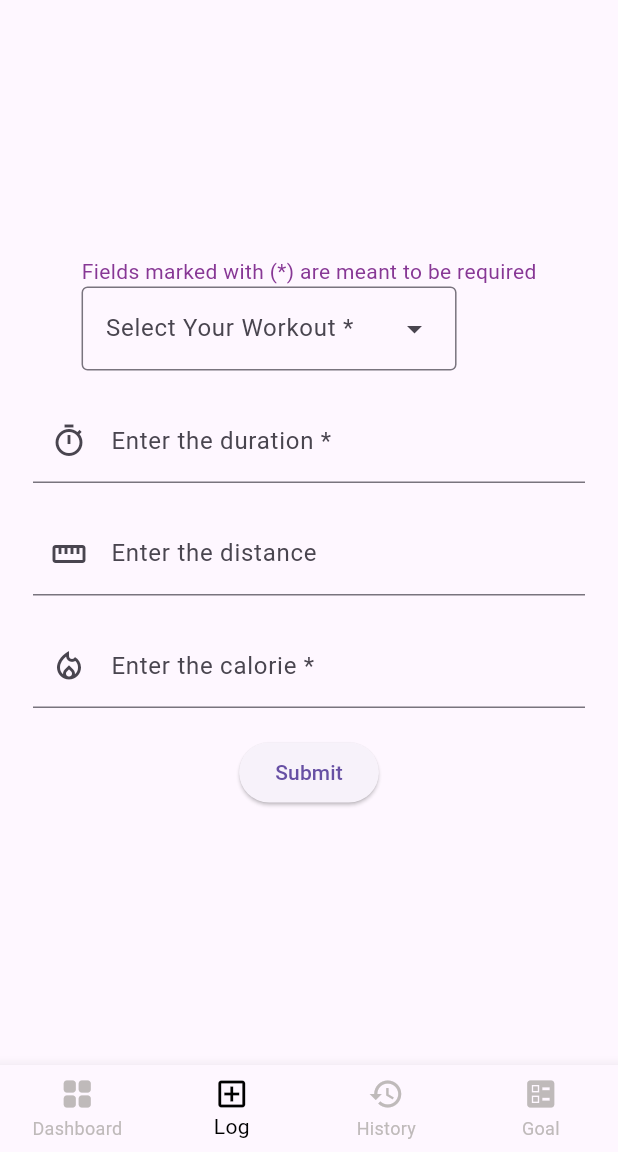
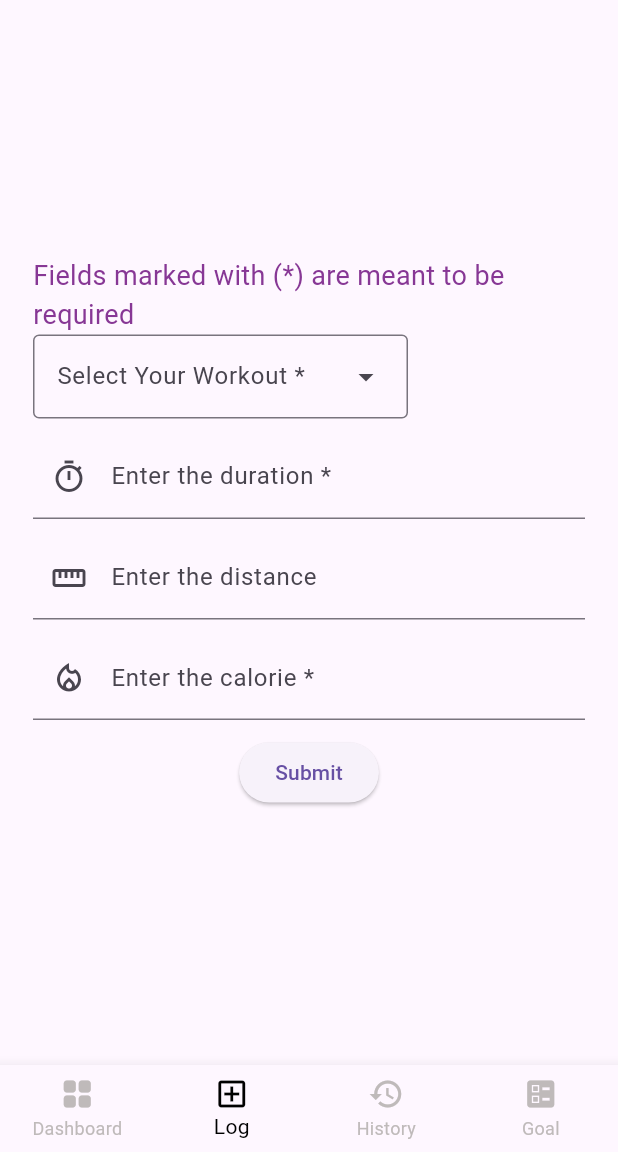
Before and after one commit to ShivahariRukesh/intern-projects, a Flutter app: the screen it shows after launch, item 2 of the bottom bar chosen, on a phone screen of 412 x 824 dp, the part 84-1236 px from its top. Run offline on Flutter 3.47's test engine with Material 3 defaults, Android fonts, the light colour scheme and no system bars; our stand-ins replace fl_chart.

Commit message:
refactor: implement theme for other widgets and write document comments to app theme file

```diff
--- a/fitness_tracker_app/lib/theme/app_theme.dart
+++ b/fitness_tracker_app/lib/theme/app_theme.dart
@@ -1,12 +1,21 @@
 import 'package:flutter/material.dart';
 
+/// A centralized class that holds all color constants
+/// used throughout the application for both light and dark themes.
+///
+/// This helps maintain consistency and makes it easier
+/// to update colors in one place.
 class AppColor {
+  // Dark Theme Colors
+  /// Primary color used in dark theme (main accents, highlights)
   static const darkThemePrimaryColor = Color.fromARGB(
     255,
     178,
     156,
     45,
   );
+
+  /// Secondary color used in dark theme (inactive elements, tiles, etc.)
   static const darkThemeSecondaryColor = Color.fromARGB(
     255,
     89,
@@ -14,63 +23,210 @@ class AppColor {
     89,
   );
 
+  /// Background color for dark theme screens
   static const darkThemeBackgroundColor = Colors.black;
 
+  // Light Theme Colors
+  /// Primary color used in light theme (main text, icons)
   static const lightThemePrimaryColor = Colors.black;
+
+  /// Secondary color used in light theme (subtle UI elements)
   static const lightThemeSecondaryColor = Color.fromARGB(
     255,
     191,
     186,
     186,
   );
+
+  /// Background color for light theme screens
   static const lightThemeBackgroundColor = Colors.white;
 }
 
+/// Light Theme Configuration
+///
+/// This defines the visual styling for the app when
+/// running in light mode.
 final ThemeData lightTheme = ThemeData.light().copyWith(
+  /// Primary color used across the app
   primaryColor: AppColor.lightThemePrimaryColor,
 
+  /// Custom color scheme adjustments
   colorScheme: ThemeData.light().colorScheme.copyWith(
+    /// Secondary color used for accents and highlights
     secondary: AppColor.lightThemeSecondaryColor,
   ),
+
+  /// Floating Action Button styling
+  floatingActionButtonTheme: FloatingActionButtonThemeData(
+    backgroundColor: AppColor.lightThemeSecondaryColor,
+  ),
+
+  /// Global text styling for the app
+  textTheme: TextTheme(
+    /// Medium display text (e.g., section titles)
+    displayMedium: TextStyle(
+      fontSize: 18,
+      color: Colors.black,
+    ),
+
+    /// Smaller display text
+    displaySmall: TextStyle(
+      fontSize: 14,
+      color: Colors.black,
+    ),
+
+    /// Small body text
+    bodySmall: TextStyle(
+      fontSize: 14,
+      color: AppColor.lightThemePrimaryColor,
+    ),
+
+    /// Default body text
+    bodyMedium: TextStyle(
+      fontSize: 18,
+      color: AppColor.lightThemePrimaryColor,
+    ),
+  ),
+
+  /// Bottom navigation bar styling
   bottomNavigationBarTheme:
       const BottomNavigationBarThemeData(
+        /// Color for selected item
         selectedItemColor: AppColor.lightThemePrimaryColor,
+
+        /// Color for unselected items
         unselectedItemColor:
             AppColor.lightThemeSecondaryColor,
+
+        /// Fixes shifting behavior
         type: BottomNavigationBarType.fixed,
       ),
 
+  /// ListTile styling (used in lists, menus, etc.)
   listTileTheme: ListTileThemeData(
+    /// Background color of each tile
     tileColor: AppColor.lightThemeSecondaryColor,
+
+    /// Text color inside tiles
     textColor: AppColor.lightThemePrimaryColor,
+
+    /// Icon color inside tiles
     iconColor: AppColor.lightThemePrimaryColor,
+
+    /// Rounded corners for tiles
     shape: RoundedRectangleBorder(
       borderRadius: BorderRadius.circular(12),
     ),
   ),
 );
 
+/// Dark Theme Configuration
+///
+/// This defines the visual styling for the app when
+/// running in dark mode.
 final ThemeData darkTheme = ThemeData.dark().copyWith(
+  /// Primary color used across the app
   primaryColor: AppColor.darkThemePrimaryColor,
 
+  /// Custom color scheme adjustments
   colorScheme: ThemeData.dark().colorScheme.copyWith(
+    /// Secondary color for accents
     secondary: AppColor.darkThemeSecondaryColor,
+    surface: AppColor.darkThemeBackgroundColor,
   ),
+
+  /// Floating Action Button styling
+  floatingActionButtonTheme: FloatingActionButtonThemeData(
+    backgroundColor: AppColor.darkThemePrimaryColor,
+  ),
+
+  /// Global text styling
+  textTheme: TextTheme(
+    /// Medium display text
+    displayMedium: TextStyle(
+      fontSize: 18,
+      color: Colors.white,
+    ),
+
+    /// Small display text
+    displaySmall: TextStyle(
+      fontSize: 14,
+      color: Colors.white,
+    ),
+
+    /// Small body text
+    bodySmall: TextStyle(
+      fontSize: 14,
+      color: AppColor.darkThemePrimaryColor,
+    ),
+
+    /// Default body text
+    bodyMedium: TextStyle(
+      fontSize: 18,
+      color: AppColor.darkThemePrimaryColor,
+    ),
+
+    /// Large body text
+    bodyLarge: TextStyle(
+      fontSize: 20,
+      color: AppColor.darkThemePrimaryColor,
+    ),
+  ),
+
+  /// Bottom navigation bar styling
   bottomNavigationBarTheme:
       const BottomNavigationBarThemeData(
+        /// Background color of the bar
         backgroundColor: AppColor.darkThemeBackgroundColor,
+
+        /// Selected item color
         selectedItemColor: AppColor.darkThemePrimaryColor,
+
+        /// Unselected item color
         unselectedItemColor:
             AppColor.darkThemeSecondaryColor,
+
+        /// Prevents shifting animation
         type: BottomNavigationBarType.fixed,
       ),
 
+  /// ListTile styling
   listTileTheme: ListTileThemeData(
+    /// Tile background color
     tileColor: AppColor.darkThemeSecondaryColor,
+
+    /// Text color inside tile
     textColor: AppColor.darkThemePrimaryColor,
+
+    /// Icon color inside tile
     iconColor: AppColor.darkThemePrimaryColor,
+
+    /// Rounded tile corners
     shape: RoundedRectangleBorder(
       borderRadius: BorderRadius.circular(12),
     ),
   ),
+
+  /// Card styling (used for elevated surfaces)
+  cardTheme: CardThemeData(
+    /// Shadow color for cards
+    shadowColor: AppColor.darkThemePrimaryColor.withValues(
+      alpha: 0.8,
+    ),
+  ),
+
+  /// Input field styling (TextField, TextFormField)
+  inputDecorationTheme: InputDecorationThemeData(
+    /// Color of prefix icons
+    prefixIconColor: AppColor.darkThemePrimaryColor,
+
+    /// Background fill color of input fields
+    fillColor: Colors.white70,
+  ),
+
+  /// Default icon styling across the app
+  iconTheme: IconThemeData(
+    color: AppColor.darkThemePrimaryColor,
+    size: 20,
+  ),
 );
```
